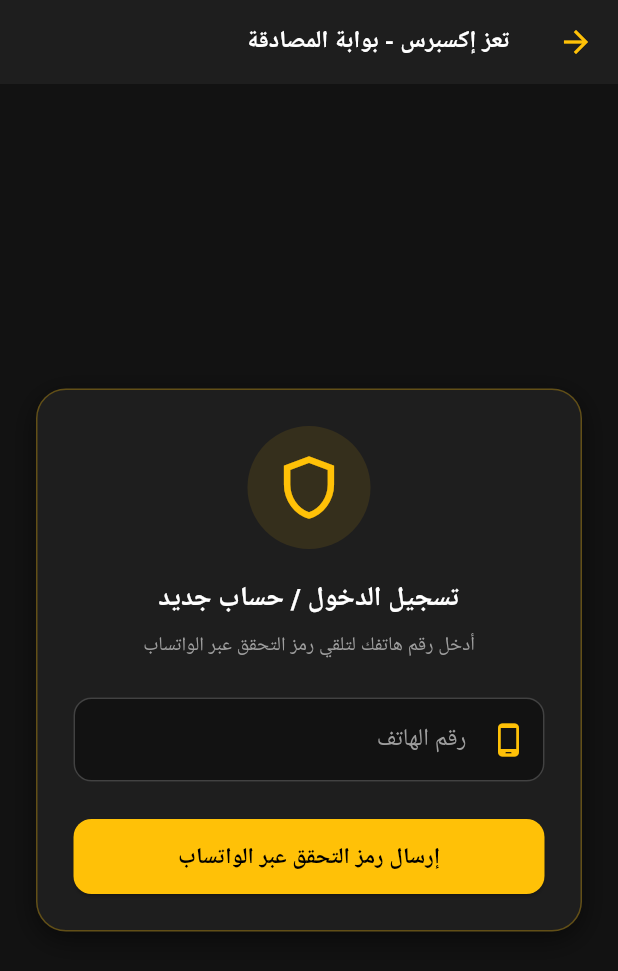
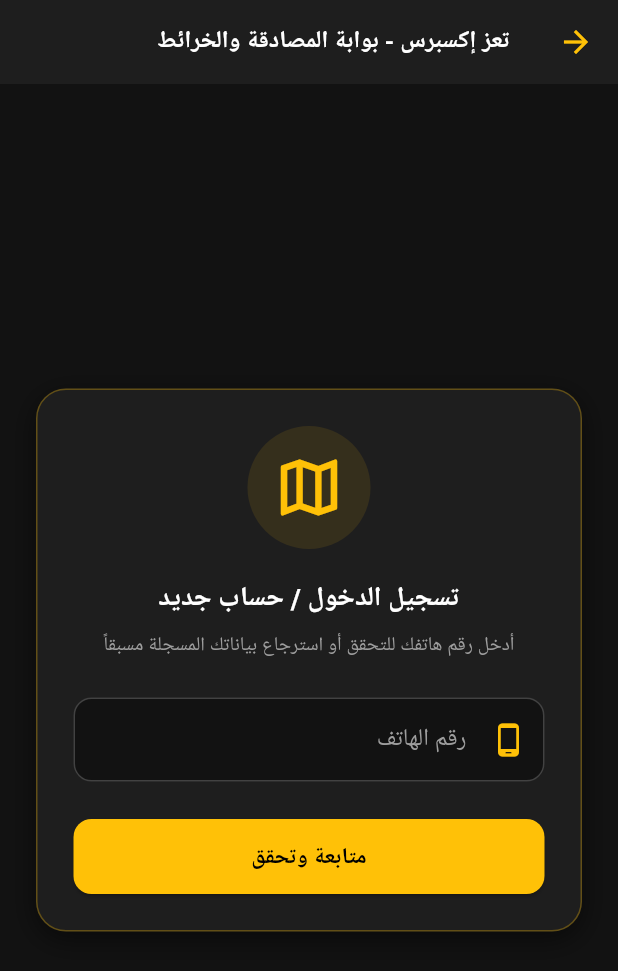
Before and after one commit to maee12341122-ship-it/Fast, a Flutter app: the PhoneAuthScreen screen opened directly, on a phone screen of 412 x 824 dp. Shown: the top 971 px of the screen. Run offline on Flutter 3.47's test engine with Material 3 defaults, Android fonts, the phone set to English and light mode, and no system bars; our stand-ins replace flutter_map, geolocator, google_maps_flutter, latlong2, permission_handler, share_plus and 2 more; accounts and stored records are empty.

Commit message:
Update phone_auth_screen.dart

```diff
--- a/Fast/lib/screens/auth/phone_auth_screen.dart
+++ b/Fast/lib/screens/auth/phone_auth_screen.dart
@@ -1,5 +1,6 @@
 import 'package:flutter/material.dart';
 import 'package:provider/provider.dart';
+import 'package:google_maps_flutter/google_maps_flutter.dart';
 import '../../providers/app_state.dart';
 
 class PhoneAuthScreen extends StatefulWidget {
@@ -20,6 +21,24 @@ class _PhoneAuthScreenState extends State<PhoneAuthScreen> {
   bool _isOtpSent = false;
   bool _isProfileStep = false;
   bool _isLoading = false;
+
+  // إحداثيات تعز الافتراضية للخرائط
+  static const LatLng _taizCenter = LatLng(13.5779, 44.0192);
+  GoogleMapController? _mapController;
+  LatLng _selectedLocation = _taizCenter;
+  Set<Marker> _markers = {};
+
+  @override
+  void initState() {
+    super.initState();
+    _markers.add(
+      const Marker(
+        markerId: MarkerId('selected_location'),
+        position: _taizCenter,
+        infoWindow: InfoWindow(title: 'موقع التوصيل - تعز'),
+      ),
+    );
+  }
 
   @override
   void dispose() {
@@ -50,7 +69,7 @@ class _PhoneAuthScreenState extends State<PhoneAuthScreen> {
             onPressed: () => Navigator.pop(context),
           ),
           title: const Text(
-            'تعز إكسبرس - بوابة المصادقة',
+            'تعز إكسبرس - بوابة المصادقة والخرائط',
             style: TextStyle(color: Colors.white, fontSize: 16, fontWeight: FontWeight.bold),
           ),
         ),
@@ -81,14 +100,14 @@ class _PhoneAuthScreenState extends State<PhoneAuthScreen> {
                       shape: BoxShape.circle,
                     ),
                     child: const Icon(
-                      Icons.shield_outlined,
+                      Icons.map_outlined,
                       size: 50,
                       color: primaryGold,
                     ),
                   ),
                   const SizedBox(height: 20),
 
-                  // ---------------- المرحلة الأولى: إدخال رقم الهاتف ----------------
+                  // ---------------- المرحلة الأولى: إدخال رقم الهاتف مع الفحص الذكي ----------------
                   if (!_isOtpSent && !_isProfileStep) ...[
                     const Text(
                       'تسجيل الدخول / حساب جديد',
@@ -96,7 +115,7 @@ class _PhoneAuthScreenState extends State<PhoneAuthScreen> {
                     ),
                     const SizedBox(height: 8),
                     const Text(
-                      'أدخل رقم هاتفك لتلقي رمز التحقق عبر الواتساب',
+                      'أدخل رقم هاتفك للتحقق أو استرجاع بياناتك المسجلة مسبقاً',
                       style: TextStyle(color: Colors.grey, fontSize: 13),
                       textAlign: TextAlign.center,
                     ),
@@ -106,7 +125,7 @@ class _PhoneAuthScreenState extends State<PhoneAuthScreen> {
                       keyboardType: TextInputType.phone,
                       style: const TextStyle(color: Colors.white),
                       decoration: InputDecoration(
-                        labelText: 'رقم الهاتف', // تم إزالة التلميح المزعج بناءً على طلبك
+                        labelText: 'رقم الهاتف',
                         labelStyle: const TextStyle(color: Colors.grey),
                         prefixIcon: const Icon(Icons.phone_android, color: primaryGold),
                         filled: true,
@@ -140,7 +159,20 @@ class _PhoneAuthScreenState extends State<PhoneAuthScreen> {
                               }
                               setState(() => _isLoading = true);
 
-                              // توليد وطلب الرمز عبر الواتساب المباشر wa.me
+                              // فحص العميل وجلب بياناته القديمة إن وجدت دون مسحها
+                              bool exists = await appState.checkAndLoginCustomer(phone);
+
+                              if (exists && appState.userProfile != null) {
+                                setState(() {
+                                  _isLoading = false;
+                                  _nameController.text = appState.userProfile!['name'] ?? '';
+                                  _addressController.text = appState.userProfile!['address'] ?? '';
+                                  _isProfileStep = true;
+                                });
+                                ScaffoldMessenger.of(context).showSnackBar(
+                                  const SnackBar(content: Text('تم العثور على حسابك السابق واسترجاع بياناتك بنجاح! ✅')),
+                                );
+                              } else {
                                 appState.requestOtpForPhone(phone);
                                 await appState.sendOtpViaWhatsAppDirect(phone);
 
@@ -152,14 +184,15 @@ class _PhoneAuthScreenState extends State<PhoneAuthScreen> {
                                 ScaffoldMessenger.of(context).showSnackBar(
                                   const SnackBar(content: Text('تم فتح الواتساب لإرسال رمز التحقق بنجاح! 📲')),
                                 );
+                              }
                             },
                       child: _isLoading
                           ? const CircularProgressIndicator(color: Colors.black)
-                          : const Text('إرسال رمز التحقق عبر الواتساب', style: TextStyle(color: Colors.black, fontWeight: FontWeight.bold, fontSize: 15)),
+                          : const Text('متابعة وتحقق', style: TextStyle(color: Colors.black, fontWeight: FontWeight.bold, fontSize: 15)),
                     ),
                   ]
 
-                  // ---------------- المرحلة الثانية: إدخال رمز الـ OTP مع التحقق الصارم ----------------
+                  // ---------------- المرحلة الثانية: إدخال رمز الـ OTP للعميل الجديد ----------------
                   else if (_isOtpSent && !_isProfileStep) ...[
                     const Text(
                       'أدخل رمز التحقق (OTP)',
@@ -202,8 +235,6 @@ class _PhoneAuthScreenState extends State<PhoneAuthScreen> {
                       ),
                       onPressed: () {
                         final otp = _otpController.text.trim();
-
-                        // شرط صارم: يجب أن يكون الرمز 6 أرقام كاملة وصحيحة
                         if (otp.length < 6) {
                           ScaffoldMessenger.of(context).showSnackBar(
                             const SnackBar(content: Text('الرجاء إدخال الرمز المكون من 6 أرقام كاملة ❌')),
@@ -232,15 +263,15 @@ class _PhoneAuthScreenState extends State<PhoneAuthScreen> {
                     ),
                   ]
 
-                  // ---------------- المرحلة الثالثة: إدخال الاسم والعنوان والحفظ ----------------
+                  // ---------------- المرحلة الثالثة: إدخال البيانات وتحديد الموقع عبر الخريطة ----------------
                   else if (_isProfileStep) ...[
                     const Text(
-                      'استكمال البيانات الشخصية',
+                      'استكمال وتأكيد البيانات الشخصية',
                       style: TextStyle(color: Colors.white, fontSize: 18, fontWeight: FontWeight.bold),
                     ),
                     const SizedBox(height: 8),
                     const Text(
-                      'يرجى إدخال اسمك وعنوانك في تعز لسهولة التوصيل',
+                      'تم جلب اسمك وعنوانك المسجل، يمكنك تحديثهما أو تحديد موقعك بدقة على الخريطة',
                       style: TextStyle(color: Colors.grey, fontSize: 13),
                       textAlign: TextAlign.center,
                     ),
@@ -284,6 +315,42 @@ class _PhoneAuthScreenState extends State<PhoneAuthScreen> {
                         ),
                       ),
                     ),
+                    const SizedBox(height: 20),
+                    // 👈 خريطة جوجل `google_maps_flutter` لتحديد الموقع بدقة
+                    const Align(
+                      alignment: Alignment.centerRight,
+                      child: Text('حدد موقعك الجغرافي على الخريطة 🗺️:', style: TextStyle(color: primaryGold, fontWeight: FontWeight.bold, fontSize: 14)),
+                    ),
+                    const SizedBox(height: 8),
+                    SizedBox(
+                      height: 200,
+                      child: ClipRRect(
+                        borderRadius: BorderRadius.circular(12),
+                        child: GoogleMap(
+                          initialCameraPosition: const CameraPosition(target: _taizCenter, zoom: 15),
+                          mapType: MapType.normal,
+                          markers: _markers,
+                          myLocationEnabled: true,
+                          myLocationButtonEnabled: true,
+                          onMapCreated: (controller) => _mapController = controller,
+                          onTap: (LatLng position) {
+                            setState(() {
+                              _selectedLocation = position;
+                              _markers = {
+                                Marker(
+                                  markerId: const MarkerId('selected_location'),
+                                  position: position,
+                                  infoWindow: InfoWindow(
+                                    title: 'موقع التوصيل المحدد',
+                                    snippet: '${position.latitude.toStringAsFixed(4)}, ${position.longitude.toStringAsFixed(4)}',
+                                  ),
+                                ),
+                              };
+                            });
+                          },
+                        ),
+                      ),
+                    ),
                     const SizedBox(height: 25),
                     ElevatedButton(
                       style: ElevatedButton.styleFrom(
@@ -293,9 +360,11 @@ class _PhoneAuthScreenState extends State<PhoneAuthScreen> {
                       ),
                       onPressed: () async {
                         if (_nameController.text.trim().isNotEmpty && _addressController.text.trim().isNotEmpty) {
+                          String finalAddress = '${_addressController.text.trim()} [الإحداثيات: ${_selectedLocation.latitude.toStringAsFixed(4)}, ${_selectedLocation.longitude.toStringAsFixed(4)}]';
+
                           await appState.saveUserProfileDetails(
                             _nameController.text.trim(),
-                            _addressController.text.trim(),
+                            finalAddress,
                           );
                           await appState.requestLocationAndNotificationPermissions();
 
@@ -305,7 +374,7 @@ class _PhoneAuthScreenState extends State<PhoneAuthScreen> {
                             Navigator.pop(context);
                           }
                           ScaffoldMessenger.of(context).showSnackBar(
-                            const SnackBar(content: Text('أهلاً بك! تم تسجيل الدخول بنجاح 🎉')),
+                            const SnackBar(content: Text('أهلاً بك! تم حفظ البيانات وتسجيل الدخول بنجاح 🎉')),
                           );
                         } else {
                           ScaffoldMessenger.of(context).showSnackBar(
@@ -313,7 +382,7 @@ class _PhoneAuthScreenState extends State<PhoneAuthScreen> {
                           );
                         }
                       },
-                      child: const Text('حفظ والدخول للتطبيق', style: TextStyle(color: Colors.black, fontWeight: FontWeight.bold, fontSize: 15)),
+                      child: const Text('حفظ والدخول للتطبيق 🚀', style: TextStyle(color: Colors.black, fontWeight: FontWeight.bold, fontSize: 15)),
                     ),
                   ],
                 ],
```
Lines whose indentation alone changed are shown as unchanged.
